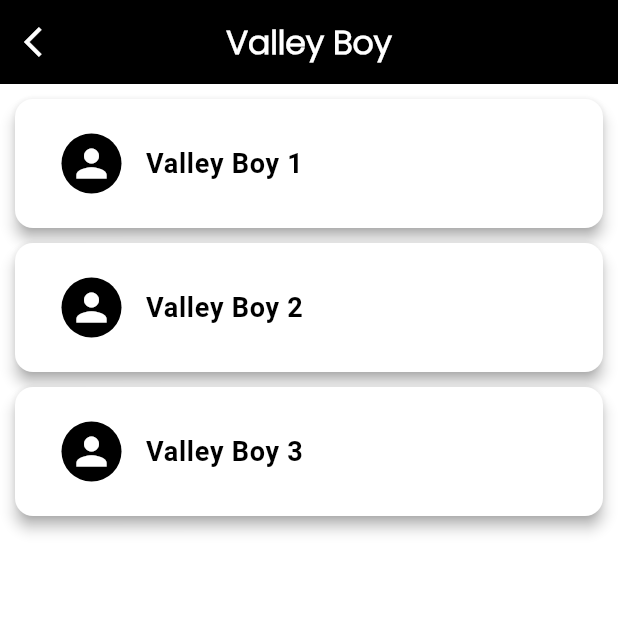
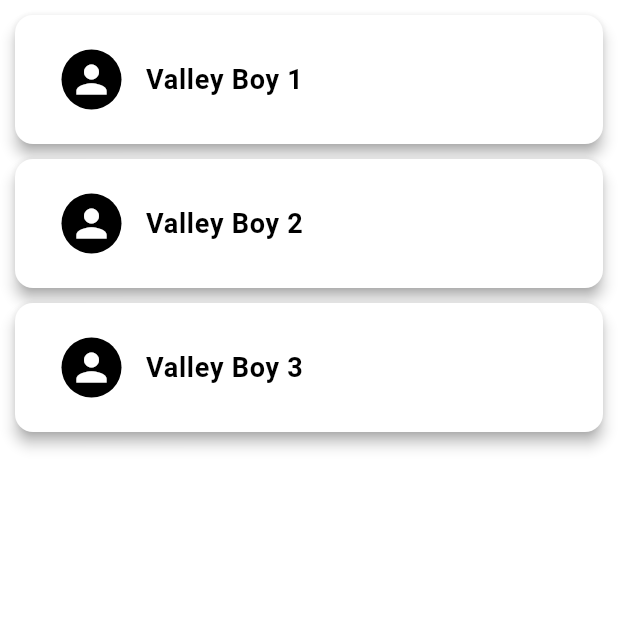
Before and after one commit to HBGadgets/I-park_flutterApp, a Flutter app: the ValleyBoyScreen screen opened directly, on a phone screen of 412 x 824 dp, the top half of it. Run offline on Flutter 3.47's test engine with Material 3 defaults, Android fonts, the phone set to English and light mode, and no system bars; our stand-ins replace image_picker, jwt_decoder, shared_preferences; accounts and stored records are empty.

Commit message:
supervisor valley login

```diff
--- a/lib/main.dart
+++ b/lib/main.dart
@@ -23,7 +23,7 @@ class MyApp extends StatelessWidget {
             return const SplashPage();
           } else {
             return snapshot.data == true
-                ? const HomePage()
+                ? const HomePage(userRole: 0,)
                 : const SplashPage();
           }
         },
--- a/lib/view/ui/splashscreen/splashscreen.dart
+++ b/lib/view/ui/splashscreen/splashscreen.dart
@@ -46,7 +46,7 @@ class SplashPageScreen extends State<SplashPage>
 
     Navigator.of(context).pushReplacement(
       MaterialPageRoute(
-        builder: (context) => isLoggedIn ? const HomePage() : const LoginPage(),
+        builder: (context) => isLoggedIn ? const HomePage(userRole: 0,) : const LoginPage(),
       ),
     );
   }
--- a/lib/view/ui/tabBar/homeTab/add_screen.dart
+++ b/lib/view/ui/tabBar/homeTab/add_screen.dart
@@ -52,7 +52,7 @@ class AddCustomerScreenState extends State<AddCustomerScreen> {
         print('Type: ${entry.type}, Number: ${entry.numberController.text}');
       }
       ScaffoldMessenger.of(context).showSnackBar(const SnackBar(content: Text('All entries submitted!')));
-      Navigator.pushReplacement(context, MaterialPageRoute(builder: (context) => HomePage()));
+      Navigator.pushReplacement(context, MaterialPageRoute(builder: (context) => HomePage(userRole: 0,)));
     } else {
       ScaffoldMessenger.of(context).showSnackBar(const SnackBar(content: Text('Please fill all fields!')));
     }
--- a/lib/view/ui/tabBar/homeTab/home.dart
+++ b/lib/view/ui/tabBar/homeTab/home.dart
@@ -19,8 +19,9 @@ import 'home_tab.dart';
 
 class HomePage extends StatefulWidget {
   final bool isLoading;
+  final int userRole;
 
-  const HomePage({super.key, this.isLoading = false});
+  const HomePage({super.key, this.isLoading = false, required this.userRole});
 
   @override
   HomeScreen createState() => HomeScreen();
@@ -105,7 +106,8 @@ class HomeScreen extends State<HomePage> {
                           child: TabBarView(
                             physics: BouncingScrollPhysics(),
                             children: [
-                              HomeTab(),
+                              widget.userRole == 5 ? ValleyBoyScreen():
+                              HomeTab() ,
                               ChatTab(),
                               HistoryTab(),
                               ProfileTab(),
--- a/lib/view/ui/valleyBoy/valleyBoyScreen.dart
+++ b/lib/view/ui/valleyBoy/valleyBoyScreen.dart
@@ -7,23 +7,7 @@ class ValleyBoyScreen extends StatelessWidget {
   @override
   Widget build(BuildContext context) {
     return Scaffold(
-      appBar: AppBar(
-        leading: IconButton(
-          icon: Icon(Icons.arrow_back_ios, color: Colors.white),
-          onPressed: () => Navigator.pop(context),
-        ),
-        title: Text(
-          "Valley Boy",
-          style: TextStyle(
-            color: Colors.white,
-            fontFamily: ConstantVariables.fontFamilyPoppins,
-            fontWeight: FontWeight.bold,
-            fontSize: 22,
-          ),
-        ),
-        backgroundColor: Colors.black,
-        centerTitle: true,
-      ),
+
       backgroundColor: Colors.white,
       body: ListView(
         padding: EdgeInsets.all(10),
```
Also changed, not shown: lib/controller/user_login_auth.dart (+5 -13 lines).
